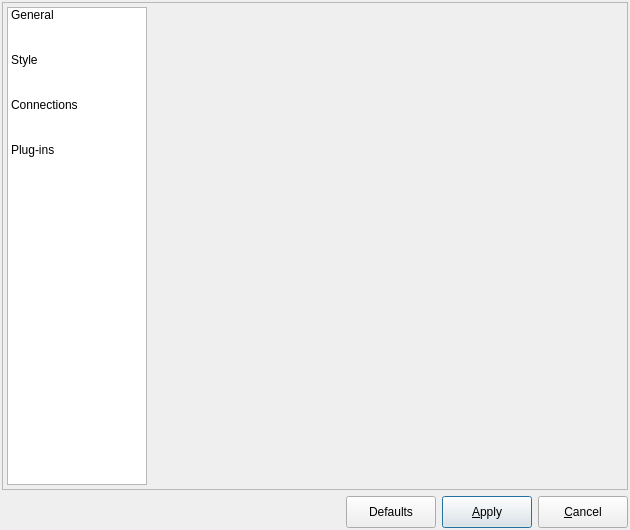
Qt form libpgmodeler_ui/ui/configurationform.ui (pgmodeler/pgmodeler) before a commit.
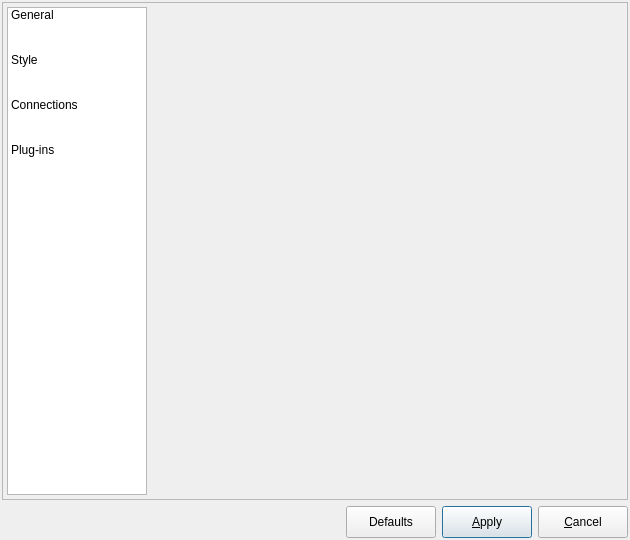
The same form after that commit. Icons and pictures are not drawn.

What changed in the file:
```diff
--- a/libpgmodeler_ui/ui/configurationform.ui
+++ b/libpgmodeler_ui/ui/configurationform.ui
@@ -10,7 +10,7 @@
     <x>0</x>
     <y>0</y>
     <width>630</width>
-    <height>530</height>
+    <height>540</height>
    </rect>
   </property>
   <property name="sizePolicy">
@@ -22,7 +22,7 @@
   <property name="minimumSize">
    <size>
     <width>630</width>
-    <height>530</height>
+    <height>540</height>
    </size>
   </property>
   <property name="windowTitle">
```
